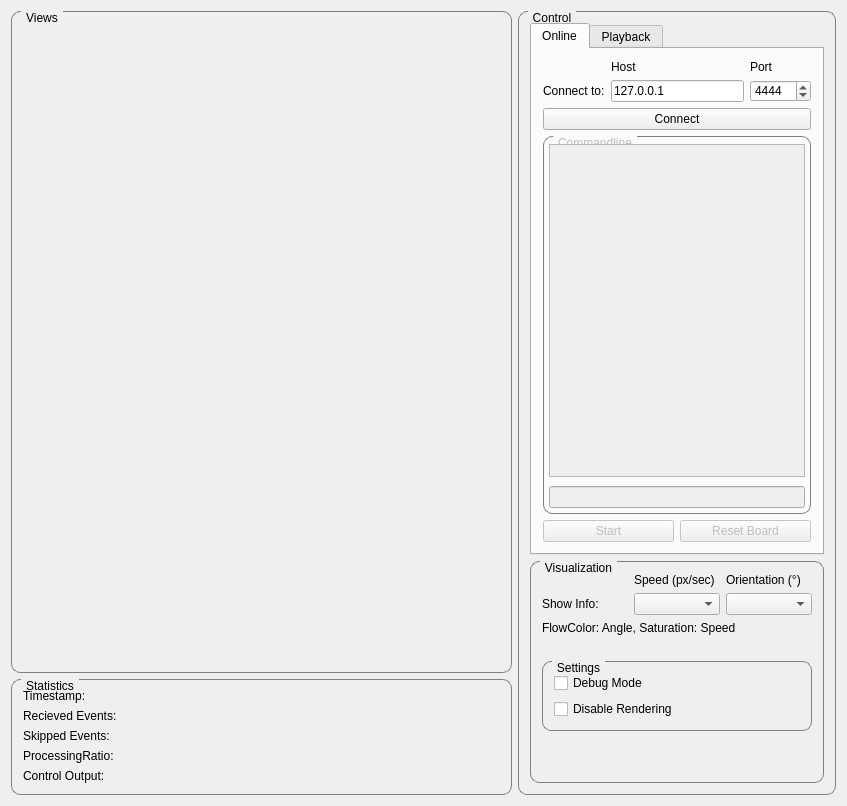
Old version of the form VisInfProc/mainwindow.ui in the repository rottaca/VisInfProcProjectSeminar.
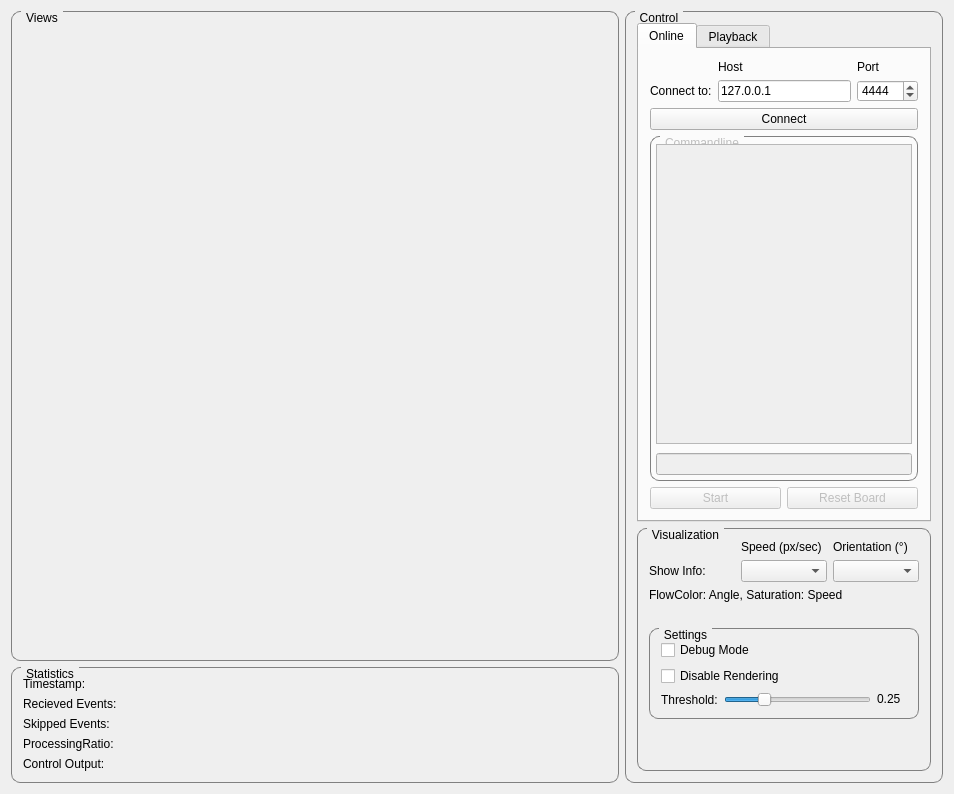
New version of the form. Icons and pictures are not drawn. Custom widgets are drawn as their Qt base class.

Commit message: Improved rendering: Avoid reallocation of cpu and gpu image buffer every frame. Fixed issue with invalid steering signal when flow energy is low: Added threshold in settings.h. Added threshold slider for optic flow computation to GUI.

The edit to the form file:
```diff
--- a/VisInfProc/mainwindow.ui
+++ b/VisInfProc/mainwindow.ui
@@ -6,8 +6,8 @@
    <rect>
     <x>0</x>
     <y>0</y>
-    <width>847</width>
-    <height>806</height>
+    <width>954</width>
+    <height>794</height>
    </rect>
   </property>
   <property name="windowTitle">
@@ -667,6 +667,55 @@
                </property>
               </widget>
              </item>
+             <item>
+              <layout class="QHBoxLayout" name="horizontalLayout_2">
+               <item>
+                <widget class="QLabel" name="label_12">
+                 <property name="text">
+                  <string>Threshold:</string>
+                 </property>
+                </widget>
+               </item>
+               <item>
+                <widget class="QSlider" name="hs_threshold">
+                 <property name="maximum">
+                  <number>99</number>
+                 </property>
+                 <property name="value">
+                  <number>25</number>
+                 </property>
+                 <property name="orientation">
+                  <enum>Qt::Horizontal</enum>
+                 </property>
+                </widget>
+               </item>
+               <item>
+                <widget class="QLabel" name="l_threshold">
+                 <property name="sizePolicy">
+                  <sizepolicy hsizetype="Preferred" vsizetype="Fixed">
+                   <horstretch>0</horstretch>
+                   <verstretch>0</verstretch>
+                  </sizepolicy>
+                 </property>
+                 <property name="minimumSize">
+                  <size>
+                   <width>30</width>
+                   <height>0</height>
+                  </size>
+                 </property>
+                 <property name="maximumSize">
+                  <size>
+                   <width>30</width>
+                   <height>16777215</height>
+                  </size>
+                 </property>
+                 <property name="text">
+                  <string>0.25</string>
+                 </property>
+                </widget>
+               </item>
+              </layout>
+             </item>
             </layout>
            </widget>
           </item>
```
The commit also changes 10 other files.
